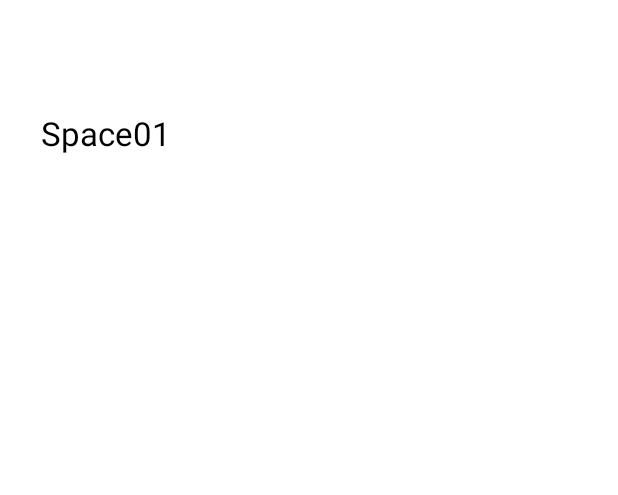
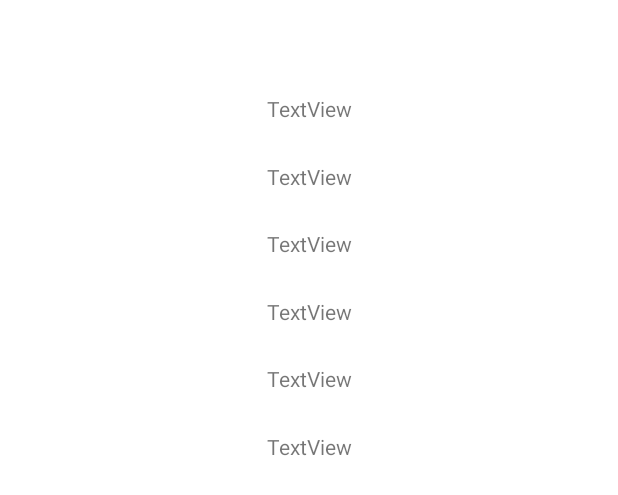
Before and after one commit to piper56M/SmartParkingApp, an Android app: the layout fragment_dashboard.xml on its own in the app's theme, with its tools: preview values and no code run, on a phone screen of 412 x 824 dp. Shown: the top 495 px of the screen. Run offline under Robolectric (Android 15) with nearby library versions, the phone set to English and light mode, and no system bars.

Commit message:
Getting Firebase connected with TextViews

```diff
--- a/app/src/main/AndroidManifest.xml
+++ b/app/src/main/AndroidManifest.xml
@@ -13,7 +13,10 @@
         android:roundIcon="@mipmap/ic_launcher_round"
         android:supportsRtl="true"
         android:theme="@style/Theme.SmartParkingApp">
-        <activity android:name=".ReadDB"/>
+        <activity
+            android:name=".ReadDB"
+            android:exported="true">
+        </activity>
         <activity
             android:name=".MainActivity"
             android:exported="true">
--- a/app/src/main/res/layout/fragment_dashboard.xml
+++ b/app/src/main/res/layout/fragment_dashboard.xml
@@ -1,28 +1,96 @@
 <?xml version="1.0" encoding="utf-8"?>
-<RelativeLayout xmlns:android="http://schemas.android.com/apk/res/android"
+<androidx.constraintlayout.widget.ConstraintLayout xmlns:android="http://schemas.android.com/apk/res/android"
+    xmlns:app="http://schemas.android.com/apk/res-auto"
     xmlns:tools="http://schemas.android.com/tools"
     android:id="@+id/rootRL"
-    android:orientation="vertical"
-    android:layout_width="fill_parent"
-    android:layout_height="fill_parent"
-    tools:context=".ReadDB">
-
+    android:layout_width="match_parent"
+    android:layout_height="match_parent"
+    tools:context=".ui.dashboard.DashboardFragment">
 
     <TextView
-        android:id="@+id/SpaceState"
+        android:id="@+id/textView1"
+        android:layout_width="wrap_content"
+        android:layout_height="wrap_content"
+        android:layout_marginStart="8dp"
+        android:layout_marginEnd="8dp"
+        android:text="TextView"
+        app:layout_constraintBottom_toTopOf="@+id/textView2"
+        app:layout_constraintEnd_toEndOf="parent"
+        app:layout_constraintHorizontal_bias="0.501"
+        app:layout_constraintStart_toStartOf="parent"
+        app:layout_constraintTop_toBottomOf="@+id/textView0" />
+
+    <TextView
+        android:id="@+id/textView6"
+        android:layout_width="wrap_content"
+        android:layout_height="wrap_content"
+        android:layout_marginBottom="491dp"
+        android:text="TextView"
+        app:layout_constraintBottom_toBottomOf="parent"
+        app:layout_constraintEnd_toEndOf="parent"
+        app:layout_constraintHorizontal_bias="0.501"
+        app:layout_constraintStart_toStartOf="parent"
+        app:layout_constraintTop_toBottomOf="@+id/textView5" />
+
+    <TextView
+        android:id="@+id/textView5"
+        android:layout_width="wrap_content"
+        android:layout_height="wrap_content"
+        android:text="TextView"
+        app:layout_constraintBottom_toTopOf="@+id/textView6"
+        app:layout_constraintEnd_toEndOf="parent"
+        app:layout_constraintHorizontal_bias="0.501"
+        app:layout_constraintStart_toStartOf="parent"
+        app:layout_constraintTop_toBottomOf="@+id/textView4" />
+
+    <TextView
+        android:id="@+id/textView4"
+        android:layout_width="wrap_content"
+        android:layout_height="wrap_content"
+        android:text="TextView"
+        app:layout_constraintBottom_toTopOf="@+id/textView5"
+        app:layout_constraintEnd_toEndOf="parent"
+        app:layout_constraintHorizontal_bias="0.501"
+        app:layout_constraintStart_toStartOf="parent"
+        app:layout_constraintTop_toBottomOf="@+id/textView3" />
+
+    <TextView
+        android:id="@+id/textView3"
+        android:layout_width="wrap_content"
+        android:layout_height="wrap_content"
+        android:text="TextView"
+        app:layout_constraintBottom_toTopOf="@+id/textView4"
+        app:layout_constraintEnd_toEndOf="parent"
+        app:layout_constraintHorizontal_bias="0.501"
+        app:layout_constraintStart_toStartOf="parent"
+        app:layout_constraintTop_toBottomOf="@+id/textView2" />
+
+    <TextView
+        android:id="@+id/textView0"
         android:layout_width="276dp"
         android:layout_height="wrap_content"
         android:layout_alignParentStart="true"
         android:layout_alignParentTop="true"
         android:layout_alignParentEnd="true"
         android:layout_alignParentBottom="true"
-        android:layout_marginStart="27dp"
-        android:layout_marginTop="74dp"
-        android:layout_marginEnd="108dp"
-        android:layout_marginBottom="606dp"
-        android:text="@string/space01"
-        android:textColor="#000000"
-        android:textSize="22sp" />
+        app:layout_constraintBottom_toBottomOf="parent"
+        app:layout_constraintEnd_toEndOf="parent"
+        app:layout_constraintHorizontal_bias="0.496"
+        app:layout_constraintStart_toStartOf="parent"
+        app:layout_constraintTop_toTopOf="parent"
+        app:layout_constraintVertical_bias="0.022"
+        tools:context=".ReadDB" />
+
+    <TextView
+        android:id="@+id/textView2"
+        android:layout_width="wrap_content"
+        android:layout_height="wrap_content"
+        android:text="TextView"
+        app:layout_constraintBottom_toTopOf="@+id/textView3"
+        app:layout_constraintEnd_toEndOf="parent"
+        app:layout_constraintHorizontal_bias="0.501"
+        app:layout_constraintStart_toStartOf="parent"
+        app:layout_constraintTop_toBottomOf="@+id/textView1" />
 
 
-</RelativeLayout>
+</androidx.constraintlayout.widget.ConstraintLayout>
--- a/app/src/main/res/layout/fragment_home.xml
+++ b/app/src/main/res/layout/fragment_home.xml
@@ -38,7 +38,6 @@
         android:layout_width="wrap_content"
         android:layout_height="wrap_content"
         android:text="@string/uhart_smart_parking_app"
-        android:textColor="#000000"
         android:textSize="25sp"
         android:textStyle="bold"
         app:layout_constraintBottom_toBottomOf="parent"
@@ -52,7 +51,6 @@
         android:layout_width="386dp"
         android:layout_height="148dp"
         android:text="@string/welcome_to_the_uhart_smart_parking_app_here_you_will_find_information_about_on_campus_parking_lot_availability"
-        android:textColor="#000000"
         android:textSize="23sp"
         app:layout_constraintBottom_toBottomOf="parent"
         app:layout_constraintEnd_toEndOf="parent"
--- a/app/src/main/res/layout/fragment_notifications.xml
+++ b/app/src/main/res/layout/fragment_notifications.xml
@@ -40,7 +40,6 @@
         android:layout_width="wrap_content"
         android:layout_height="wrap_content"
         android:text="@string/app_settings"
-        android:textColor="#000000"
         android:textSize="25sp"
         android:textStyle="bold"
         app:layout_constraintBottom_toBottomOf="parent"
--- a/build.gradle
+++ b/build.gradle
@@ -4,8 +4,8 @@ buildscript {
     }
 }// Top-level build file where you can add configuration options common to all sub-projects/modules.
 plugins {
-    id 'com.android.application' version '7.1.2' apply false
-    id 'com.android.library' version '7.1.2' apply false
+    id 'com.android.application' version '7.1.3' apply false
+    id 'com.android.library' version '7.1.3' apply false
 }
 
 task clean(type: Delete) {
```
Also changed, not shown: app/src/main/java/com/piotrowski/smartparkingapp/MainActivity.java (+14 -2 lines), app/src/main/java/com/piotrowski/smartparkingapp/ReadDB.java (+55 -47 lines), app/src/main/java/com/piotrowski/smartparkingapp/ui/dashboard/DashboardFragment.java (+18 -2 lines), app/src/main/java/com/piotrowski/smartparkingapp/ui/dashboard/DashboardViewModel.java (+14 -1 lines).
